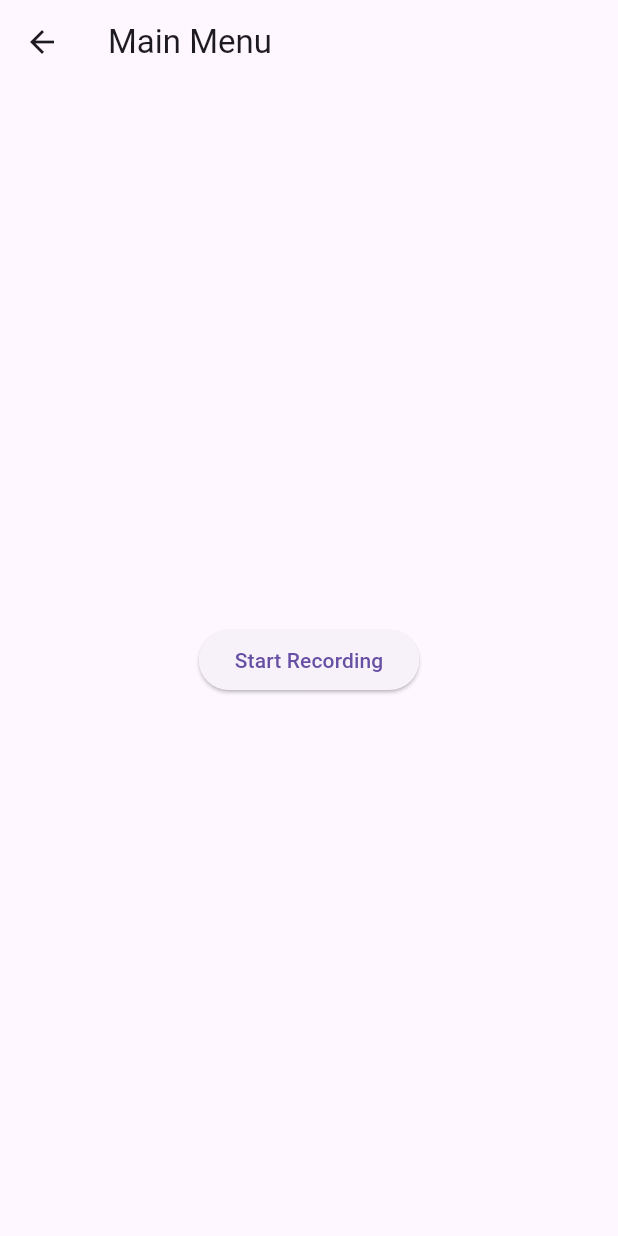
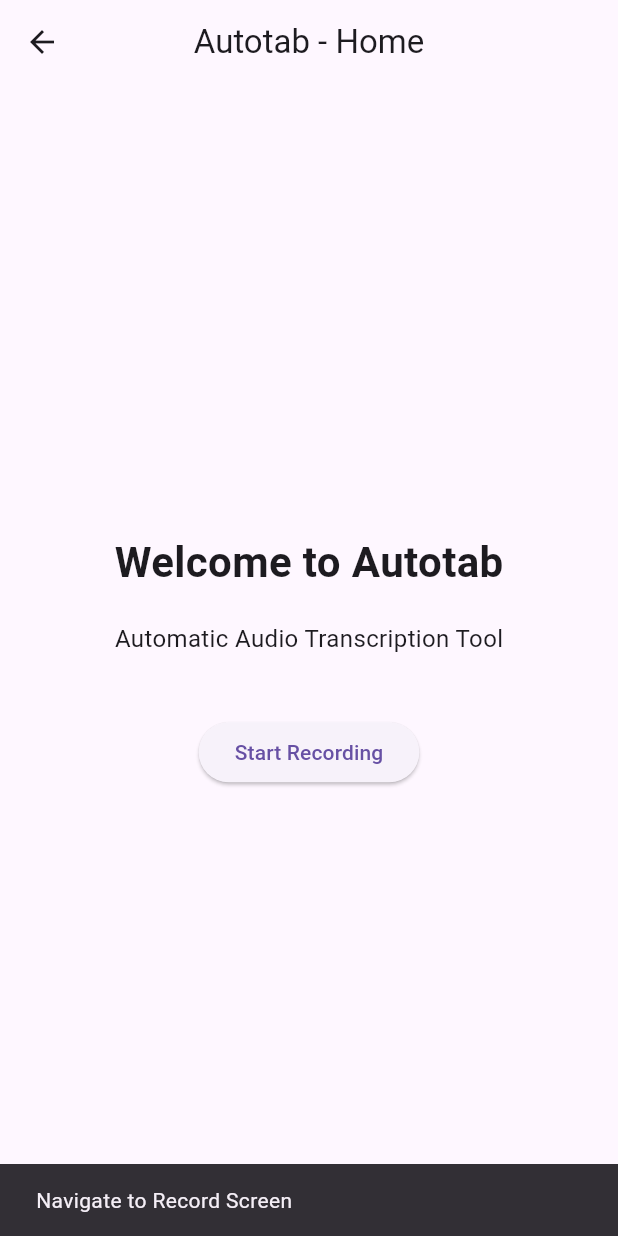
Before and after one commit to ivankiselev89/Autotab, a Flutter app: the HomeScreen screen opened directly, after a tap on "Start Recording", on a phone screen of 412 x 824 dp. Run offline on Flutter 3.47's test engine with Material 3 defaults, Android fonts, the phone set to English and light mode, and no system bars; our stand-ins replace permission_handler.

Commit message:
Create home_screen.dart

```diff
--- a/lib/screens/home_screen.dart
+++ b/lib/screens/home_screen.dart
@@ -5,14 +5,34 @@ class HomeScreen extends StatelessWidget {
   Widget build(BuildContext context) {
     return Scaffold(
       appBar: AppBar(
-        title: Text('Main Menu'),
+        title: Text('Autotab - Home'),
+        centerTitle: true,
       ),
       body: Center(
-        child: ElevatedButton(
-          onPressed: () {
-            // Logic for starting recording goes here
-          },
-          child: Text('Start Recording'),
+        child: Column(
+          mainAxisAlignment: MainAxisAlignment.center,
+          children: <Widget>[
+            Text(
+              'Welcome to Autotab',
+              style: TextStyle(fontSize: 28, fontWeight: FontWeight.bold),
+            ),
+            SizedBox(height: 20),
+            Text(
+              'Automatic Audio Transcription Tool',
+              style: TextStyle(fontSize: 16),
+            ),
+            SizedBox(height: 40),
+            ElevatedButton(
+              onPressed: () {
+                ScaffoldMessenger.of(context).showSnackBar(
+                  SnackBar(
+                    content: Text('Navigate to Record Screen'),
+                  ),
+                );
+              },
+              child: Text('Start Recording'),
+            ),
+          ],
         ),
       ),
     );
```
